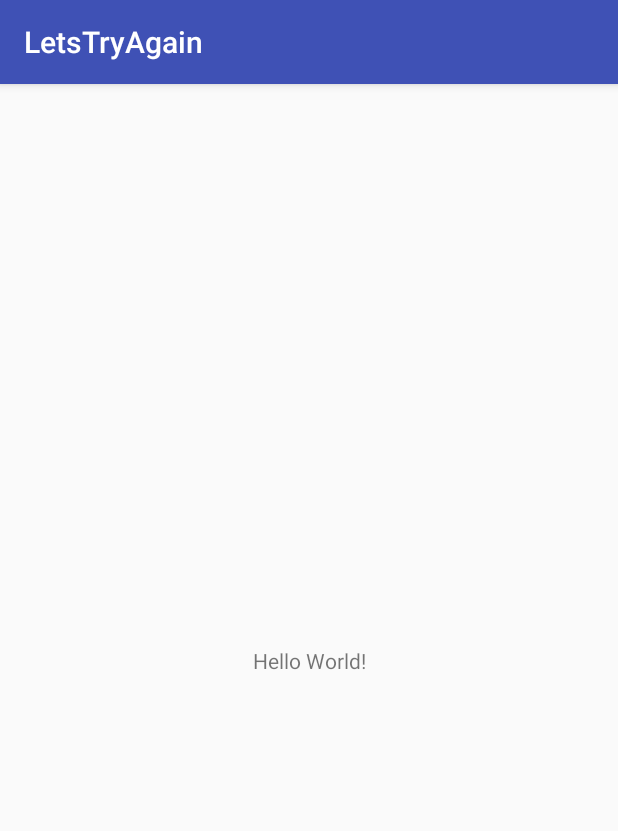
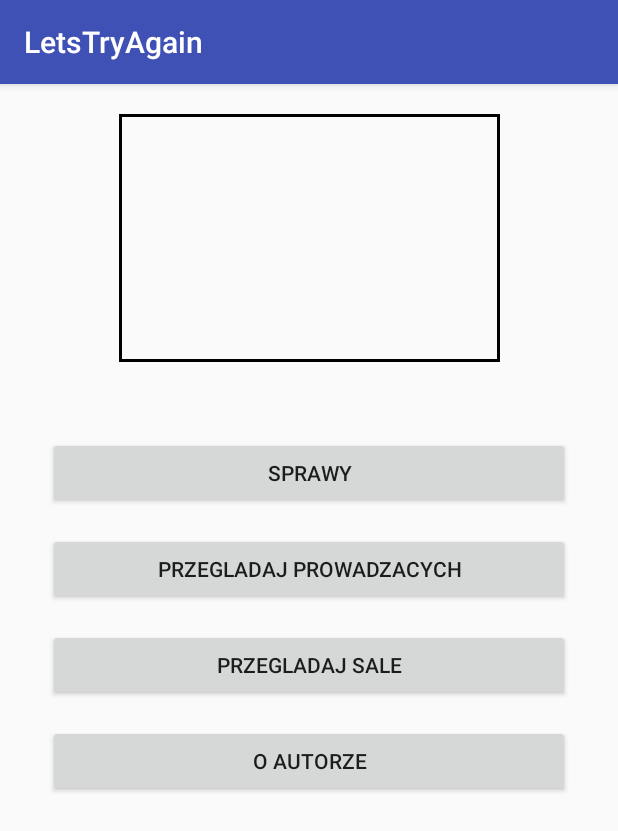
Before and after one commit to N4drill/LetTryAgain, an Android app: the screen it shows after launch (MainActivity), on a phone screen of 412 x 824 dp. Shown: the top 831 px of the screen. Run offline under Robolectric (Android 15) with nearby library versions, the phone set to English and light mode, and no system bars.

Commit message:
main activity Design

```diff
--- /dev/null
+++ b/app/src/main/res/drawable/background_border.xml
@@ -0,0 +1,5 @@
+<?xml version="1.0" encoding="utf-8"?>
+<shape xmlns:android="http://schemas.android.com/apk/res/android" android:shape="rectangle" >
+    <solid android:color="@android:color/transparent" />
+    <stroke android:width="2dip" android:color="#000000"/>
+</shape>
--- a/app/src/main/res/layout/activity_main.xml
+++ b/app/src/main/res/layout/activity_main.xml
@@ -7,12 +7,84 @@
     tools:context="com.example.pawel.letstryagain.Views.MainActivity">
 
     <TextView
-        android:layout_width="wrap_content"
-        android:layout_height="wrap_content"
-        android:text="Hello World!"
-        app:layout_constraintBottom_toBottomOf="parent"
-        app:layout_constraintLeft_toLeftOf="parent"
-        app:layout_constraintRight_toRightOf="parent"
+        android:id="@+id/border"
+        android:layout_width="254dp"
+        android:layout_height="165dp"
+        android:layout_margin="20dp"
+        android:layout_marginEnd="8dp"
+        android:layout_marginStart="8dp"
+        android:layout_marginTop="16dp"
+        android:background="@drawable/background_border"
+        android:paddingBottom="20dp"
+        android:paddingLeft="20dp"
+        android:paddingRight="20dp"
+        android:paddingTop="2dp"
+
+        app:layout_constraintEnd_toEndOf="parent"
+        app:layout_constraintStart_toStartOf="parent"
         app:layout_constraintTop_toTopOf="parent" />
 
+    <ListView
+        android:id="@+id/Messenges"
+        android:layout_width="224dp"
+        android:layout_height="137dp"
+        android:layout_marginEnd="8dp"
+        android:layout_marginStart="8dp"
+        android:layout_marginTop="32dp"
+
+        app:layout_constraintEnd_toEndOf="parent"
+        app:layout_constraintStart_toStartOf="parent"
+        app:layout_constraintTop_toTopOf="parent" />
+
+    <Button
+        android:id="@+id/Sprawy_button"
+        android:layout_width="0dp"
+        android:layout_height="wrap_content"
+        android:layout_marginEnd="32dp"
+        android:layout_marginStart="32dp"
+        android:layout_marginTop="50dp"
+        android:text="@string/sprawy_button_text"
+
+        app:layout_constraintEnd_toEndOf="parent"
+        app:layout_constraintStart_toStartOf="parent"
+        app:layout_constraintTop_toBottomOf="@+id/border" />
+
+    <Button
+        android:id="@+id/Przegladaj_prowadzacych_button"
+        android:layout_width="0dp"
+        android:layout_height="wrap_content"
+        android:layout_marginEnd="32dp"
+        android:layout_marginStart="32dp"
+        android:layout_marginTop="16dp"
+        android:text="@string/przegladaj_prowadzacych_button_text"
+
+        app:layout_constraintEnd_toEndOf="parent"
+        app:layout_constraintStart_toStartOf="parent"
+        app:layout_constraintTop_toBottomOf="@+id/Sprawy_button" />
+
+    <Button
+        android:id="@+id/Przegladaj_sale_button"
+        android:layout_width="0dp"
+        android:layout_height="wrap_content"
+        android:layout_marginEnd="32dp"
+        android:layout_marginStart="32dp"
+        android:layout_marginTop="16dp"
+        android:text="@string/przegladaj_sale_button_text"
+
+        app:layout_constraintEnd_toEndOf="parent"
+        app:layout_constraintStart_toStartOf="parent"
+        app:layout_constraintTop_toBottomOf="@+id/Przegladaj_prowadzacych_button" />
+
+    <Button
+        android:id="@+id/O_Autorze"
+        android:layout_width="0dp"
+        android:layout_height="wrap_content"
+        android:layout_marginEnd="32dp"
+        android:layout_marginStart="32dp"
+        android:layout_marginTop="16dp"
+        android:text="@string/o_autorze_button_text"
+
+        app:layout_constraintEnd_toEndOf="parent"
+        app:layout_constraintStart_toStartOf="parent"
+        app:layout_constraintTop_toBottomOf="@+id/Przegladaj_sale_button" />
 </android.support.constraint.ConstraintLayout>
--- a/app/src/main/res/values/strings.xml
+++ b/app/src/main/res/values/strings.xml
@@ -1,3 +1,7 @@
 <resources>
     <string name="app_name">LetsTryAgain</string>
+    <string name="sprawy_button_text">Sprawy</string>
+    <string name="przegladaj_prowadzacych_button_text">Przegladaj prowadzacych</string>
+    <string name="przegladaj_sale_button_text">Przegladaj sale</string>
+    <string name="o_autorze_button_text">O Autorze</string>
 </resources>
```
